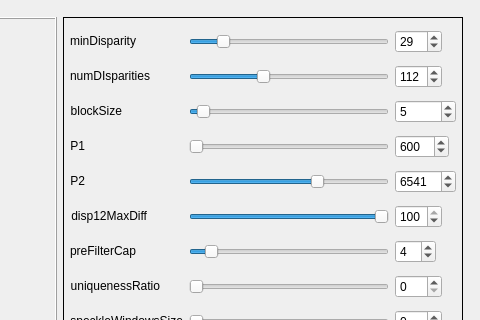
Before: the Qt Designer form windows/sgbmparamdialog.ui in m21-cerutti/ProjetTech2019_Robot, drawn with Qt 5; both pictures show x 739 to 1219 and y 0 to 320 of the 1219 by 552 pixel window.
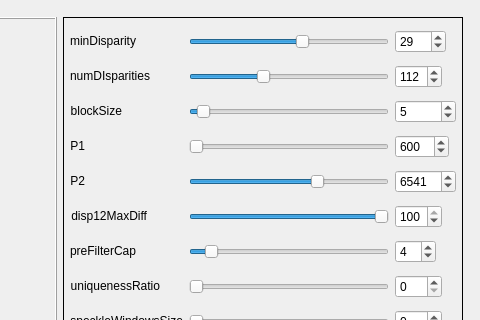
After: the same form once the commit is applied.

```diff
--- a/windows/sgbmparamdialog.ui
+++ b/windows/sgbmparamdialog.ui
@@ -372,7 +372,7 @@
            </size>
           </property>
           <property name="minimum">
-           <number>0</number>
+           <number>-200</number>
           </property>
           <property name="maximum">
            <number>200</number>
@@ -445,7 +445,7 @@
            </sizepolicy>
           </property>
           <property name="minimum">
-           <number>0</number>
+           <number>-200</number>
           </property>
           <property name="maximum">
            <number>200</number>
```
